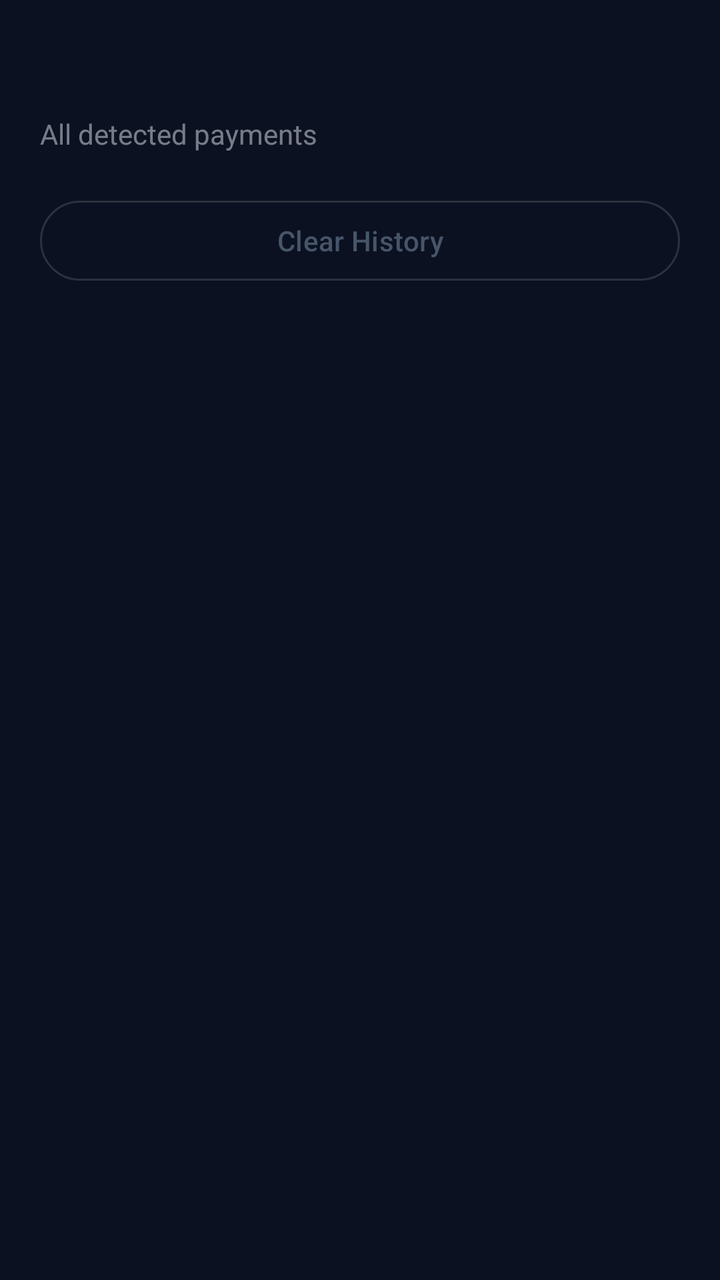
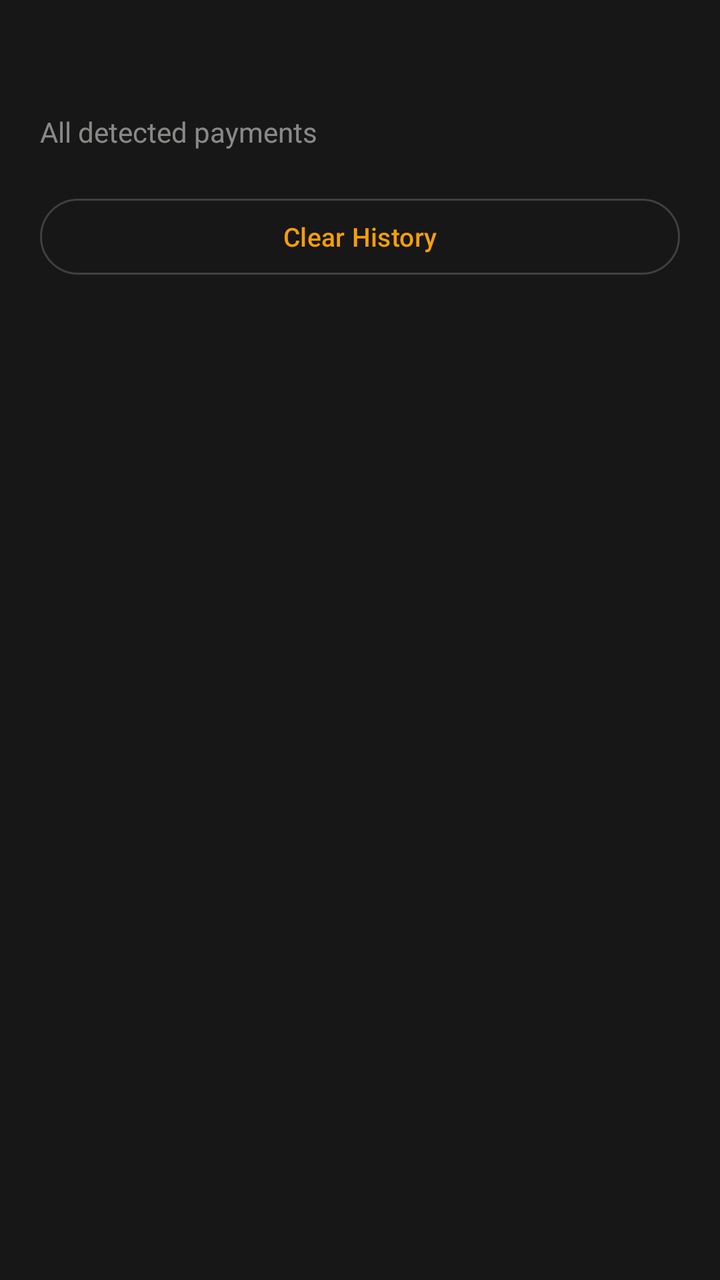

Compare the two renders of this Android layout. The source of the first and the diff that turns it into the second are given below.
<!-- AndroidManifest.xml: application theme Theme.UPISoundBox -->
<!-- res/layout/fragment_history.xml -->
<?xml version="1.0" encoding="utf-8"?>
<LinearLayout xmlns:android="http://schemas.android.com/apk/res/android"
    xmlns:app="http://schemas.android.com/apk/res-auto"
    android:layout_width="match_parent"
    android:layout_height="match_parent"
    android:orientation="vertical"
    android:paddingHorizontal="20dp"
    android:paddingTop="8dp"
    android:paddingBottom="20dp">

    <TextView
        android:layout_width="wrap_content"
        android:layout_height="wrap_content"
        android:text="@string/payment_history"
        android:textSize="28sp"
        android:textColor="@color/on_surface_dark"
        android:fontFamily="sans-serif-light"
        android:letterSpacing="-0.5"
        android:layout_marginTop="8dp"
        android:layout_marginBottom="4dp" />

    <TextView
        android:layout_width="wrap_content"
        android:layout_height="wrap_content"
        android:text="All detected payments"
        android:textSize="14sp"
        android:textColor="@color/on_surface_dark"
        android:alpha="0.5"
        android:fontFamily="sans-serif"
        android:layout_marginBottom="20dp" />

    <com.google.android.material.button.MaterialButton
        android:id="@+id/btn_clear_history"
        style="@style/Widget.Material3.Button.OutlinedButton"
        android:layout_width="match_parent"
        android:layout_height="48dp"
        android:text="@string/clear_history"
        android:textSize="14sp"
        android:layout_marginBottom="16dp"
        android:icon="@drawable/ic_history"
        app:iconGravity="textStart"
        app:iconPadding="8dp" />

    <LinearLayout
        android:id="@+id/layout_empty_state"
        android:layout_width="match_parent"
        android:layout_height="match_parent"
        android:orientation="vertical"
        android:gravity="center"
        android:visibility="gone"
        android:layout_marginTop="48dp">

        <ImageView
            android:layout_width="80dp"
            android:layout_height="80dp"
            android:layout_marginBottom="16dp"
            android:src="@drawable/ic_history"
            android:alpha="0.15"
            android:backgroundTint="@color/on_surface_dark" />

        <TextView
            android:layout_width="wrap_content"
            android:layout_height="wrap_content"
            android:text="@string/history_empty"
            android:textSize="16sp"
            android:textColor="@color/on_surface_dark"
            android:alpha="0.4"
            android:fontFamily="sans-serif-medium"
            android:layout_marginBottom="8dp" />

        <TextView
            android:layout_width="wrap_content"
            android:layout_height="wrap_content"
            android:text="@string/payments_will_appear"
            android:textSize="13sp"
            android:textColor="@color/on_surface_dark"
            android:alpha="0.25"
            android:fontFamily="sans-serif"
            android:gravity="center"
            android:paddingHorizontal="32dp" />
    </LinearLayout>

    <androidx.recyclerview.widget.RecyclerView
        android:id="@+id/rv_history"
        android:layout_width="match_parent"
        android:layout_height="match_parent"
        android:clipToPadding="false"
        android:paddingBottom="8dp"
        android:overScrollMode="never"
        android:scrollbars="vertical" />

</LinearLayout>
<!-- resources referenced by this layout -->
<resources>
  <color name="on_surface_dark">#E2E8F0</color>
  <!-- drawable ic_history (drawable) -->
  <?xml version="1.0" encoding="utf-8"?>
  <vector xmlns:android="http://schemas.android.com/apk/res/android"
      android:width="24dp"
      android:height="24dp"
      android:viewportWidth="24"
      android:viewportHeight="24"
      android:tint="?attr/colorOnSurface">
      <path
          android:fillColor="@android:color/white"
          android:pathData="M13,3c-4.97,0 -9,4.03 -9,9H1l3.89,3.89 0.07,0.14L9,12H6c0,-3.87 3.13,-7 7,-7s7,3.13 7,7 -3.13,7 -7,7c-1.93,0 -3.68,-0.79 -4.94,-2.06l-1.42,1.42C8.27,19.99 10.51,21 13,21c4.97,0 9,-4.03 9,-9s-4.03,-9 -9,-9zM12,8v5.5l2.5,2.5 0.71,-0.71L13.71,13H14c0.55,0 1,-0.45 1,-1v-3c0,-0.55 -0.45,-1 -1,-1h-1z" />
  </vector>
  <string name="clear_history">Clear History</string>
  <string name="history_empty">No payment history yet</string>
  <string name="payment_history">Payment History</string>
  <string name="payments_will_appear">Payments will appear here as they are detected</string>
  <style name="Theme.UPISoundBox" parent="Theme.Material3.DayNight.NoActionBar">
          <item name="colorPrimary">@color/primary_40</item>
          <item name="colorPrimaryVariant">@color/primary_30</item>
          <item name="colorOnPrimary">@color/on_primary_dark</item>
          <item name="colorSecondary">@color/accent_cyan</item>
          <item name="colorSecondaryVariant">@color/accent_violet</item>
          <item name="colorOnSecondary">@color/primary_10</item>
          <item name="colorError">@color/error</item>
          <item name="colorOnError">@color/white</item>
          <item name="android:colorBackground">@color/surface_dark</item>
          <item name="colorSurface">@color/surface_dark</item>
          <item name="colorOnSurface">@color/on_surface_dark</item>
          <item name="colorOutline">@color/outline_dark</item>
          <item name="android:statusBarColor">@android:color/transparent</item>
          <item name="android:navigationBarColor">@android:color/transparent</item>
          <item name="android:windowLightStatusBar">false</item>
          <item name="android:windowLightNavigationBar">false</item>
          <item name="android:windowTranslucentStatus">true</item>
          <item name="android:windowTranslucentNavigation">true</item>
          <item name="android:enforceNavigationBarContrast">false</item>
          <item name="android:enforceStatusBarContrast">false</item>
      </style>
  <color name="primary_40">#475569</color>
  <color name="primary_30">#334155</color>
  <color name="on_primary_dark">#F1F5F9</color>
  <color name="accent_cyan">#06B6D4</color>
  <color name="accent_violet">#8B5CF6</color>
  <color name="primary_10">#0F172A</color>
  <color name="error">#EF4444</color>
  <color name="white">#FFFFFFFF</color>
  <color name="surface_dark">#0B1120</color>
  <color name="outline_dark">#22FFFFFF</color>
</resources>

<!-- the commit's change to res/layout/fragment_history.xml (unified diff, before → after) -->
@@ -5,14 +5,14 @@
     android:layout_height="match_parent"
     android:orientation="vertical"
     android:paddingHorizontal="20dp"
-    android:paddingTop="8dp"
+         android:paddingTop="4dp"
     android:paddingBottom="20dp">
 
     <TextView
         android:layout_width="wrap_content"
         android:layout_height="wrap_content"
         android:text="@string/payment_history"
-        android:textSize="28sp"
+         android:textSize="30sp"
         android:textColor="@color/on_surface_dark"
         android:fontFamily="sans-serif-light"
         android:letterSpacing="-0.5"
@@ -33,9 +33,9 @@
         android:id="@+id/btn_clear_history"
         style="@style/Widget.Material3.Button.OutlinedButton"
         android:layout_width="match_parent"
-        android:layout_height="48dp"
+         android:layout_height="46dp"
         android:text="@string/clear_history"
-        android:textSize="14sp"
+         android:textSize="13sp"
         android:layout_marginBottom="16dp"
         android:icon="@drawable/ic_history"
         app:iconGravity="textStart"
<!-- resource entries referenced after the edit -->
@@ -1,6 +1,6 @@
 <!-- resources referenced by this layout -->
 <resources>
-  <color name="on_surface_dark">#E2E8F0</color>
+  <color name="on_surface_dark">#FFFAFAF9</color>
   <!-- drawable ic_history (drawable) -->
   <?xml version="1.0" encoding="utf-8"?>
   <vector xmlns:android="http://schemas.android.com/apk/res/android"
@@ -18,7 +18,7 @@
   <string name="payment_history">Payment History</string>
   <string name="payments_will_appear">Payments will appear here as they are detected</string>
   <style name="Theme.UPISoundBox" parent="Theme.Material3.DayNight.NoActionBar">
-          <item name="colorPrimary">@color/primary_40</item>
+          <item name="colorPrimary">@color/accent_cyan</item>
           <item name="colorPrimaryVariant">@color/primary_30</item>
           <item name="colorOnPrimary">@color/on_primary_dark</item>
           <item name="colorSecondary">@color/accent_cyan</item>
@@ -34,20 +34,19 @@
           <item name="android:navigationBarColor">@android:color/transparent</item>
           <item name="android:windowLightStatusBar">false</item>
           <item name="android:windowLightNavigationBar">false</item>
-          <item name="android:windowTranslucentStatus">true</item>
-          <item name="android:windowTranslucentNavigation">true</item>
+          <item name="android:windowTranslucentStatus">false</item>
+          <item name="android:windowTranslucentNavigation">false</item>
           <item name="android:enforceNavigationBarContrast">false</item>
           <item name="android:enforceStatusBarContrast">false</item>
       </style>
-  <color name="primary_40">#475569</color>
-  <color name="primary_30">#334155</color>
-  <color name="on_primary_dark">#F1F5F9</color>
-  <color name="accent_cyan">#06B6D4</color>
-  <color name="accent_violet">#8B5CF6</color>
-  <color name="primary_10">#0F172A</color>
+  <color name="primary_30">#404040</color>
+  <color name="on_primary_dark">#FFFAFAF9</color>
+  <color name="accent_cyan">#F59E0B</color>
+  <color name="accent_violet">#D97706</color>
+  <color name="primary_10">#171717</color>
   <color name="error">#EF4444</color>
   <color name="white">#FFFFFFFF</color>
-  <color name="surface_dark">#0B1120</color>
-  <color name="outline_dark">#22FFFFFF</color>
+  <color name="surface_dark">#FF171717</color>
+  <color name="outline_dark">#FF404040</color>
 </resources>
 
